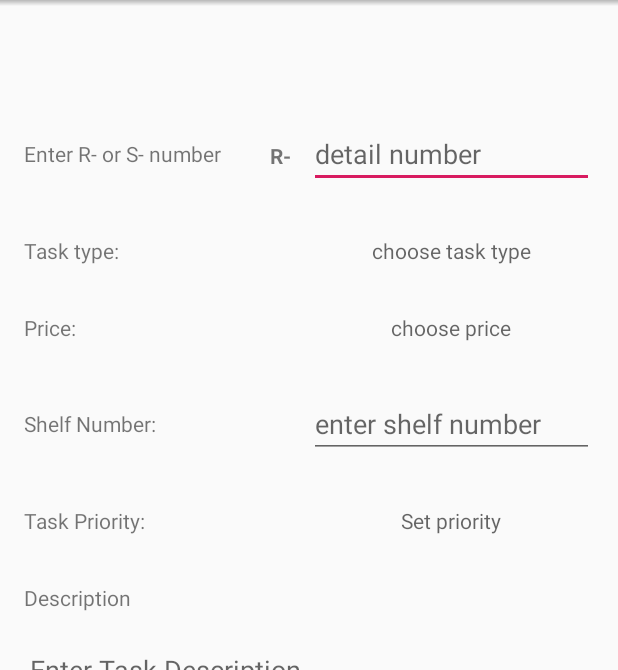
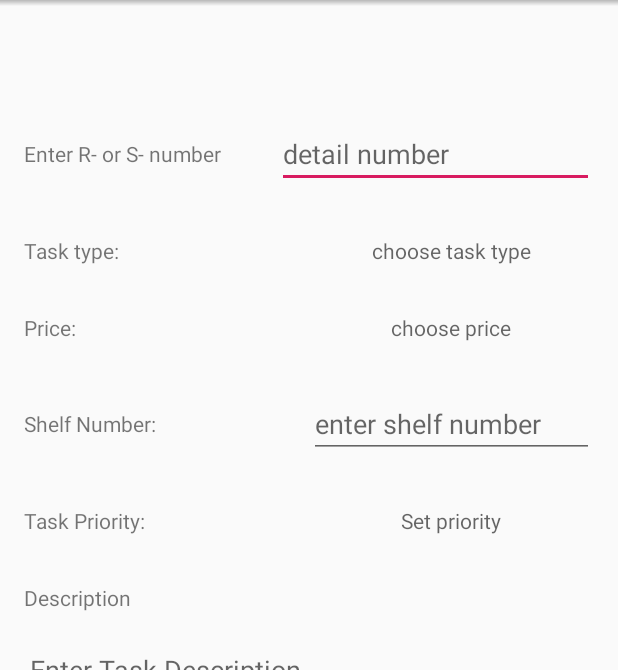
Before and after one commit to beardykun/InJapanApp-master, an Android app: the CreateTaskActivity screen opened directly, with no data from a screen before it, on a phone screen of 412 x 824 dp, the part 84-754 px from its top. Run offline under Robolectric (Android 15) with nearby library versions, the phone set to English and light mode, and no system bars; our stand-ins replace Room's generated code.

Commit message:
some code cleaning

```diff
--- a/app/src/main/AndroidManifest.xml
+++ b/app/src/main/AndroidManifest.xml
@@ -10,7 +10,7 @@
 
     <application
             android:name=".app.ThisApplication"
-            android:allowBackup="false"
+            android:allowBackup="true"
             android:icon="@mipmap/ic_launcher_new_round"
             android:label="@string/app_name"
             android:roundIcon="@mipmap/ic_launcher_round"
--- a/app/src/main/java/com/example/user/injapanapp/ui/create_task_activity/CreateTaskPresenter.kt
+++ b/app/src/main/java/com/example/user/injapanapp/ui/create_task_activity/CreateTaskPresenter.kt
@@ -67,11 +67,6 @@ class CreateTaskPresenter(
         interactor.processAndSetImage(imageView, this)
     }
 
-    override fun saveImage() {
-        view?.showProgress()
-        interactor.saveImage(this)
-    }
-
     override fun clearImage() {
         view?.showProgress()
         interactor.clearImage(this)
@@ -88,6 +83,5 @@ class CreateTaskPresenter(
 
     override fun onProcessAndSetImageSuccess() {
         view?.hideProgress()
-        view?.showSaveFAB()
     }
 }
--- a/app/src/main/java/com/example/user/injapanapp/ui/create_task_activity/ICreateTaskInteractor.kt
+++ b/app/src/main/java/com/example/user/injapanapp/ui/create_task_activity/ICreateTaskInteractor.kt
@@ -25,7 +25,6 @@ interface ICreateTaskInteractor {
     fun launchCamera(listener: OnCreateTaskListener)
     fun deleteImageFile(listener: OnCreateTaskListener)
     fun processAndSetImage(imageView: ImageView, listener: OnCreateTaskListener)
-    fun saveImage(listener: OnCreateTaskListener)
     fun clearImage(listener: OnCreateTaskListener)
     fun replaceTask(listener: OnCreateTaskListener)
 }
--- a/app/src/main/java/com/example/user/injapanapp/ui/create_task_activity/ICreateTaskPresenter.kt
+++ b/app/src/main/java/com/example/user/injapanapp/ui/create_task_activity/ICreateTaskPresenter.kt
@@ -16,7 +16,6 @@ interface ICreateTaskPresenter : IGeneralPresenter {
     fun launchCamera()
     fun deleteImageFile()
     fun processAndSetImage(imageView: ImageView)
-    fun saveImage()
     fun clearImage()
     fun replaceTask()
 }
--- a/app/src/main/java/com/example/user/injapanapp/ui/create_task_activity/ICreateTaskView.kt
+++ b/app/src/main/java/com/example/user/injapanapp/ui/create_task_activity/ICreateTaskView.kt
@@ -7,6 +7,5 @@ interface ICreateTaskView: IGeneralView {
 
     fun finishActivity()
     fun startPictureActivity(intent: Intent)
-    fun showSaveFAB()
     fun showReplaceDialog()
 }
--- a/app/src/main/java/com/example/user/injapanapp/ui/main_activity/MainActivity.kt
+++ b/app/src/main/java/com/example/user/injapanapp/ui/main_activity/MainActivity.kt
@@ -54,8 +54,6 @@ class MainActivity : GeneralActivityWithMenu(), MainAdapter.OnMainTaskListener,
         super.onResume()
         getList()
     }
-
-
 
     private fun setOnClicks() {
         val array = resources.getStringArray(R.array.tasks)
--- a/app/src/main/java/com/example/user/injapanapp/ui/main_activity/MainInteractor.kt
+++ b/app/src/main/java/com/example/user/injapanapp/ui/main_activity/MainInteractor.kt
@@ -1,5 +1,6 @@
 package com.example.user.injapanapp.ui.main_activity
 
+import android.os.Handler
 import com.example.user.injapanapp.app.Constants
 import com.example.user.injapanapp.app.SharedPreferencesClass
 import com.example.user.injapanapp.app.TaskComparator
@@ -44,7 +45,8 @@ class MainInteractor : IMainInteractor {
 
     override fun deleteTask(taskObject: TaskObject, listener: IMainInteractor.OnMainListener) {
         DBUpdateService.deleteTask(ThisApplication.getInstance(), taskObject)
-        listener.onSuccessDeleted()
+        Handler().postDelayed(
+            {listener.onSuccessDeleted()}, 300)
     }
 
     private fun sortList(sort: String, list: List<TaskObject>) {
--- a/app/src/main/res/layout/activity_create_task.xml
+++ b/app/src/main/res/layout/activity_create_task.xml
@@ -30,15 +30,6 @@
                         android:layout_weight="0.8"
                         android:gravity="center_vertical"
                         android:layout_height="match_parent"/>
-
-                <TextView
-                        android:id="@+id/createTaskRorSTV"
-                        android:text="@string/r"
-                        android:textStyle="bold"
-                        android:layout_weight="0.2"
-                        android:layout_width="0dp"
-                        android:gravity="center"
-                        android:layout_height="wrap_content"/>
 
 
                 <EditText
@@ -187,14 +178,4 @@
             android:layout_width="wrap_content"
             android:layout_height="wrap_content"/>
 
-    <android.support.design.widget.FloatingActionButton
-            app:srcCompat="@drawable/ic_save_black_24dp"
-            app:fabSize="mini"
-            app:elevation="@dimen/dp8"
-            app:layout_anchorGravity="bottom|end"
-            android:visibility="gone"
-            app:layout_anchor="@id/createTaskBtn"
-            android:id="@+id/createTaskSavePickFAB"
-            android:layout_width="wrap_content"
-            android:layout_height="wrap_content"/>
 </android.support.design.widget.CoordinatorLayout>
```
Also changed, not shown: app/src/main/java/com/example/user/injapanapp/ui/create_task_activity/CreateTaskActivity.kt (+7 -17 lines), app/src/main/java/com/example/user/injapanapp/ui/create_task_activity/CreateTaskInteractor.kt (+13 -5 lines).
